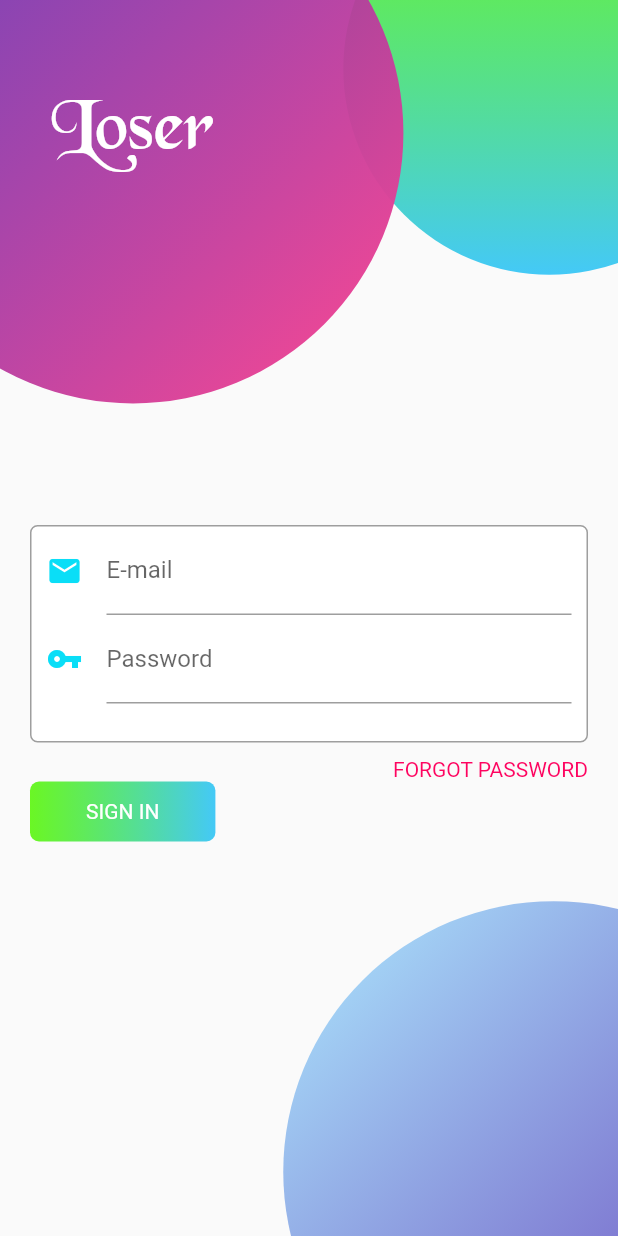
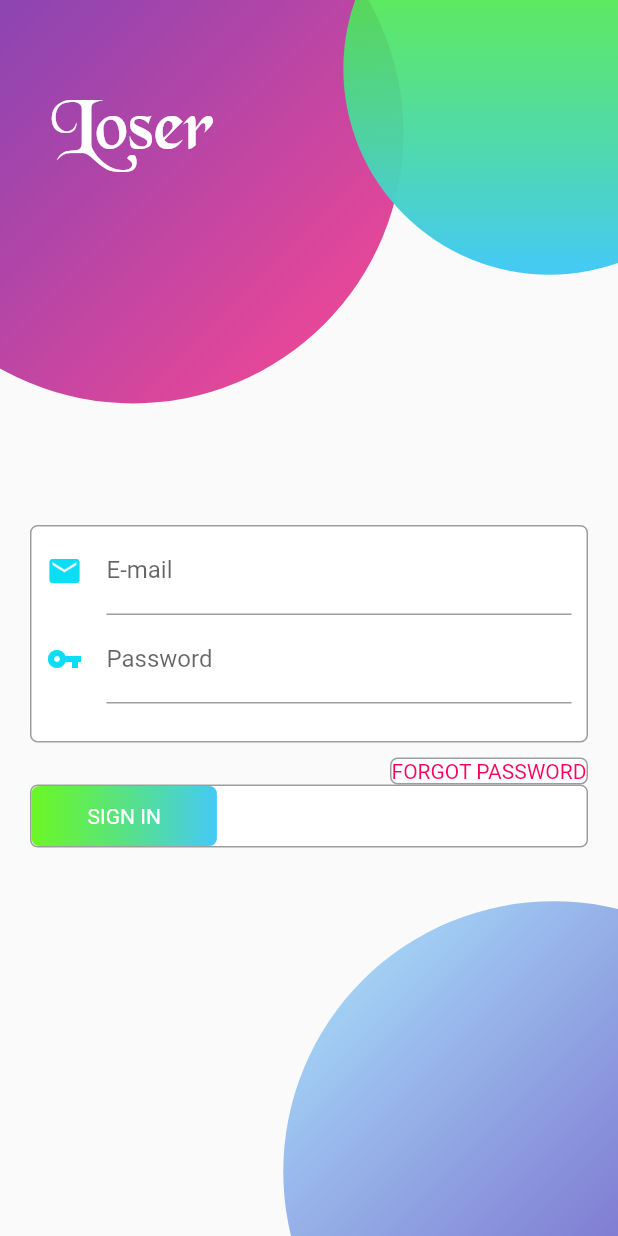
Before and after one commit to akbridha/positioned_fabutton_login, a Flutter app: the screen it shows after launch, on a phone screen of 412 x 824 dp. Run offline on Flutter 3.47's test engine with Material 2 defaults, Android fonts, the phone set to English and light mode, and no system bars.

Commit message:
commit 3

```diff
--- a/lib/MainPage.dart
+++ b/lib/MainPage.dart
@@ -11,23 +11,6 @@ class MainPage extends StatelessWidget {
     return Scaffold(
         body: Stack(
       children: <Widget>[
-        Positioned(
-          right: -getSmallerDiameter(context) / 3,
-          top: -getSmallerDiameter(context) / 3,
-          child: Container(
-            width: getSmallerDiameter(context),
-            height: getSmallerDiameter(context),
-            decoration: BoxDecoration(
-                shape: BoxShape.circle,
-                gradient: LinearGradient(
-                  colors: [Color(0xda52f600), Color(0xff44C9f7)],
-                  begin: Alignment.topCenter,
-                  end: Alignment.bottomCenter,
-                )),
-            //  Colors.accents,
-          ),
-        ),
-
         Positioned(
           left: -getSmallerDiameter(context) / 3,
           top: -getSmallerDiameter(context) / 3,
@@ -53,6 +36,22 @@ class MainPage extends StatelessWidget {
             //  Colors.accents,
           ),
         ),
+        Positioned(
+          right: -getSmallerDiameter(context) / 3,
+          top: -getSmallerDiameter(context) / 3,
+          child: Container(
+            width: getSmallerDiameter(context),
+            height: getSmallerDiameter(context),
+            decoration: BoxDecoration(
+                shape: BoxShape.circle,
+                gradient: LinearGradient(
+                  colors: [Color(0xda52f600), Color(0xff44C9f7)],
+                  begin: Alignment.topCenter,
+                  end: Alignment.bottomCenter,
+                )),
+            //  Colors.accents,
+          ),
+        ),
 
         Positioned(
           right: -getSmallerDiameter(context) / 2,
@@ -72,9 +71,10 @@ class MainPage extends StatelessWidget {
           ),
         ),
 
-        Align(
-          alignment: Alignment.center,
-          child: ListView(
+        // Align(
+        //   alignment: Alignment.center,
+        //   child:
+        ListView(
           children: [
             Container(
               decoration: BoxDecoration(
@@ -114,6 +114,10 @@ class MainPage extends StatelessWidget {
             Align(
               alignment: Alignment.centerRight,
               child: Container(
+                decoration: BoxDecoration(
+                    color: Colors.white,
+                    border: Border.all(color: Colors.grey),
+                    borderRadius: BorderRadius.circular(5)),
                 margin: EdgeInsets.fromLTRB(0, 0, 20, 0),
                 child: Text(
                   "FORGOT PASSWORD",
@@ -121,7 +125,13 @@ class MainPage extends StatelessWidget {
                 ),
               ),
             ),
+
+            //button
             Container(
+              decoration: BoxDecoration(
+                  color: Colors.white,
+                  border: Border.all(color: Colors.grey),
+                  borderRadius: BorderRadius.circular(5)),
               margin: EdgeInsets.fromLTRB(20, 0, 20, 20),
               child: Row(
                 mainAxisAlignment: MainAxisAlignment.spaceBetween,
@@ -131,19 +141,13 @@ class MainPage extends StatelessWidget {
                     height: 40,
                     child: Container(
                       decoration: BoxDecoration(
-                            borderRadius: BorderRadius.circular(6),
+                          borderRadius: BorderRadius.circular(5),
                           gradient: LinearGradient(
                               begin: Alignment.centerLeft,
                               end: Alignment.centerRight,
-                                colors: [
-                                  Color(0xda52f600),
-                                  Color(0xff44C9f7)
-                                ])),
-                        child: Material(
-                          borderRadius: BorderRadius.circular(20),
-                          color: Colors.transparent,
+                              colors: [Color(0xda52f600), Color(0xff44C9f7)])),
                       child: InkWell(
-                            borderRadius: BorderRadius.circular(20),
+                        borderRadius: BorderRadius.circular(5),
                         splashColor: Colors.cyanAccent,
                         onTap: () {},
                         child: Center(
@@ -152,7 +156,21 @@ class MainPage extends StatelessWidget {
                             style: TextStyle(color: Colors.white),
                           ),
                         ),
-                          ),
+
+                        //  Material(
+                        //   borderRadius: BorderRadius.circular(5),
+                        //   color: Colors.transparent,
+                        //   child: InkWell(
+                        //     borderRadius: BorderRadius.circular(5),
+                        //     splashColor: Colors.cyanAccent,
+                        //     onTap: () {},
+                        //     child: Center(
+                        //       child: Text(
+                        //         "SIGN IN",
+                        //         style: TextStyle(color: Colors.white),
+                        //       ),
+                        //     ),
+                        //   ),
                       ),
                     ),
                   ),
@@ -161,7 +179,7 @@ class MainPage extends StatelessWidget {
             )
           ],
         ),
-        ),
+        // ),
 
         // Align(
         //   // alignment: Alignment.center,
--- a/lib/main.dart
+++ b/lib/main.dart
@@ -1,15 +1,21 @@
 import 'package:flutter/material.dart';
+import 'package:flutter/services.dart';
 
 import 'MainPage.dart';
 
 void main() {
-  runApp(MyApp());
+  WidgetsFlutterBinding.ensureInitialized();
+  SystemChrome.setPreferredOrientations([DeviceOrientation.portraitUp])
+      .then((_) {
+    runApp(MyApp());
+  });
 }
 
 class MyApp extends StatelessWidget {
   @override
   Widget build(BuildContext context) {
     return MaterialApp(
+      debugShowCheckedModeBanner: false,
       home: MainPage(),
     );
   }
```
Lines whose indentation alone changed are shown as unchanged.
